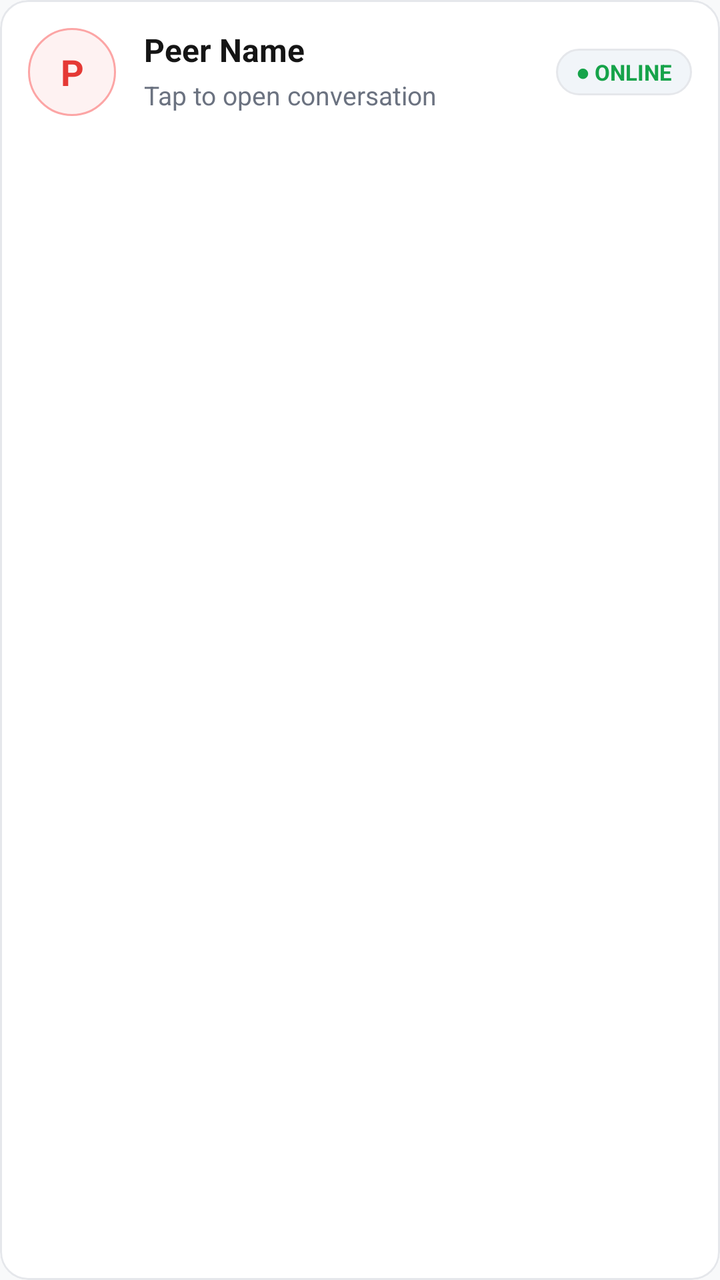
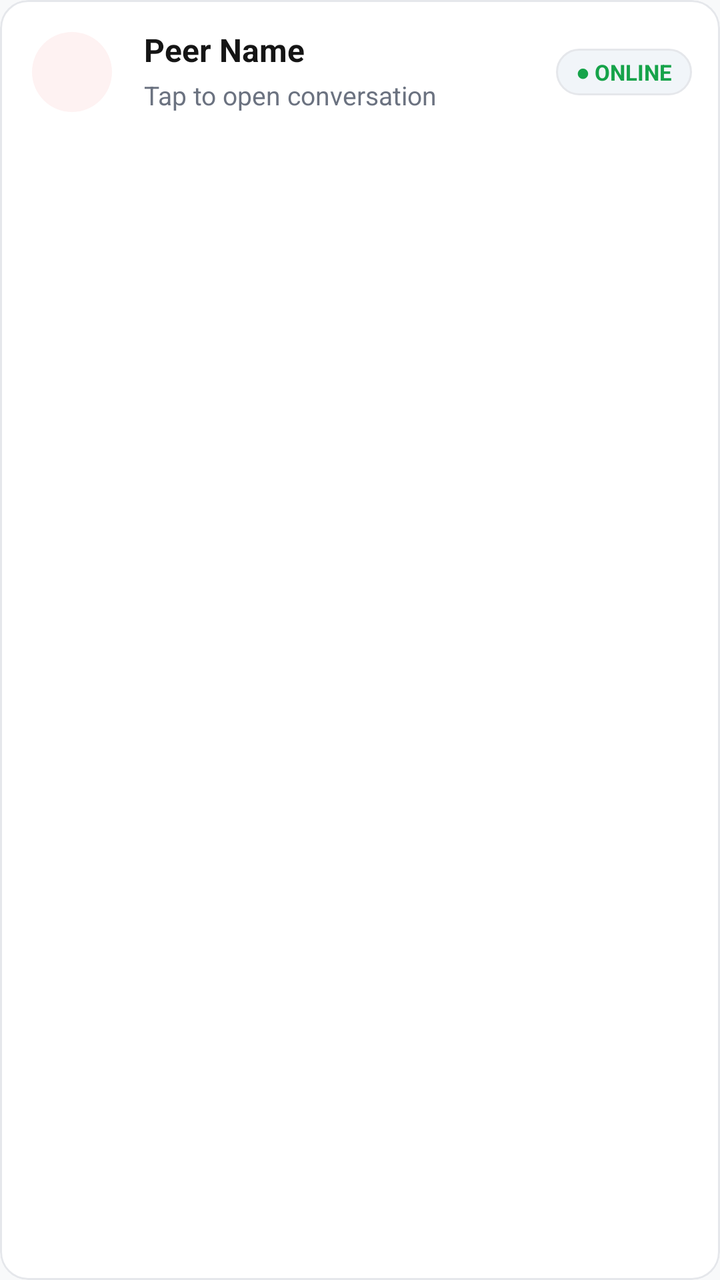

Screens rendered from an Android XML layout before and after an edit, with the pre-edit source and the edit as a unified diff.
<!-- AndroidManifest.xml: application theme Theme.PeerConnect -->
<!-- res/layout/item_peer.xml -->
<?xml version="1.0" encoding="utf-8"?>
<com.google.android.material.card.MaterialCardView xmlns:android="http://schemas.android.com/apk/res/android" xmlns:app="http://schemas.android.com/apk/res-auto"
    android:layout_width="match_parent"
    android:layout_height="wrap_content"
    android:layout_marginLeft="4dp"
    android:layout_marginTop="5dp"
    android:layout_marginRight="4dp"
    android:layout_marginBottom="5dp"
    android:layout_marginHorizontal="4dp"
    android:layout_marginVertical="5dp"
    app:cardBackgroundColor="@color/nexora_surface"
    app:cardCornerRadius="14dp"
    app:cardElevation="0dp"
    app:strokeColor="@color/nexora_border"
    app:strokeWidth="1dp">
    <androidx.constraintlayout.widget.ConstraintLayout
        android:padding="14dp"
        android:layout_width="match_parent"
        android:layout_height="wrap_content">
        <TextView
            android:textSize="18sp"
            android:textStyle="bold"
            android:textColor="@color/nexora_red"
            android:gravity="center"
            android:id="@+id/peerAvatar"
            android:background="@drawable/bg_avatar_circle"
            android:layout_width="44dp"
            android:layout_height="44dp"
            android:text="P"
            app:layout_constraintBottom_toBottomOf="parent"
            app:layout_constraintStart_toStartOf="parent"
            app:layout_constraintTop_toTopOf="parent"/>
        <TextView
            android:textSize="16sp"
            android:textStyle="bold"
            android:textColor="@color/nexora_text_primary"
            android:ellipsize="end"
            android:id="@+id/peerName"
            android:layout_width="0dp"
            android:layout_height="wrap_content"
            android:text="Peer Name"
            android:maxLines="1"
            android:layout_marginStart="14dp"
            android:layout_marginEnd="8dp"
            app:layout_constraintEnd_toStartOf="@+id/statusText"
            app:layout_constraintStart_toEndOf="@+id/peerAvatar"
            app:layout_constraintTop_toTopOf="parent"/>
        <TextView
            android:textSize="13sp"
            android:textColor="@color/nexora_text_secondary"
            android:id="@+id/lastSeenText"
            android:layout_width="0dp"
            android:layout_height="wrap_content"
            android:layout_marginTop="3dp"
            android:text="Tap to open conversation"
            android:layout_marginStart="14dp"
            app:layout_constraintEnd_toStartOf="@+id/statusText"
            app:layout_constraintStart_toEndOf="@+id/peerAvatar"
            app:layout_constraintTop_toBottomOf="@+id/peerName"/>
        <TextView
            android:textSize="11sp"
            android:textStyle="bold"
            android:textColor="@color/nexora_live"
            android:id="@+id/statusText"
            android:background="@drawable/bg_badge_pill"
            android:paddingLeft="10dp"
            android:paddingTop="4dp"
            android:paddingRight="10dp"
            android:paddingBottom="4dp"
            android:layout_width="wrap_content"
            android:layout_height="wrap_content"
            android:text="● ONLINE"
            android:paddingHorizontal="10dp"
            android:paddingVertical="4dp"
            app:layout_constraintBottom_toBottomOf="parent"
            app:layout_constraintEnd_toEndOf="parent"
            app:layout_constraintTop_toTopOf="parent"/>
    </androidx.constraintlayout.widget.ConstraintLayout>
</com.google.android.material.card.MaterialCardView>
<!-- resources referenced by this layout -->
<resources>
  <color name="nexora_border">#e5e7eb</color>
  <color name="nexora_live">#16a34a</color>
  <color name="nexora_red">#e53935</color>
  <color name="nexora_surface">#ffffff</color>
  <color name="nexora_text_primary">#151515</color>
  <color name="nexora_text_secondary">#6b7280</color>
  <!-- drawable bg_avatar_circle (drawable) -->
  <?xml version="1.0" encoding="utf-8"?>
  <shape xmlns:android="http://schemas.android.com/apk/res/android" android:shape="oval">
      <solid android:color="@color/nexora_red_soft"/>
      <stroke
          android:width="1dp"
          android:color="@color/nexora_red_border"/>
  </shape>
  <!-- drawable bg_badge_pill (drawable) -->
  <?xml version="1.0" encoding="utf-8"?>
  <shape xmlns:android="http://schemas.android.com/apk/res/android" android:shape="rectangle">
      <corners android:radius="20dp"/>
      <solid android:color="#f1f5f9"/>
      <stroke
          android:width="1dp"
          android:color="@color/nexora_border"/>
  </shape>
  <style name="Theme.PeerConnect" parent="Base.Theme.PeerConnect" />
  <color name="nexora_red_soft">#fef2f2</color>
  <color name="nexora_red_border">#fca5a5</color>
  <style name="Base.Theme.PeerConnect" parent="Theme.Material3.Light.NoActionBar">
          <item name="android:windowBackground">@color/nexora_bg</item>
          <item name="android:statusBarColor">@color/nexora_surface</item>
          <item name="android:windowLightStatusBar">true</item>
          <item name="colorOnPrimary">@color/white</item>
          <item name="colorOnSecondary">@color/white</item>
          <item name="colorPrimary">@color/nexora_red</item>
          <item name="colorSecondary">@color/nexora_dark_red</item>
          <item name="colorSecondaryContainer">@color/nexora_green_soft</item>
      </style>
  <color name="nexora_bg">#f8f9fa</color>
  <color name="white">#ffffffff</color>
  <color name="nexora_dark_red">#b71c1c</color>
  <color name="nexora_green_soft">#dcfce7</color>
</resources>

<!-- the commit's change to res/layout/item_peer.xml (unified diff, before → after) -->
@@ -17,16 +17,15 @@
         android:padding="14dp"
         android:layout_width="match_parent"
         android:layout_height="wrap_content">
-        <TextView
-            android:textSize="18sp"
-            android:textStyle="bold"
-            android:textColor="@color/nexora_red"
-            android:gravity="center"
+        <com.google.android.material.imageview.ShapeableImageView
             android:id="@+id/peerAvatar"
-            android:background="@drawable/bg_avatar_circle"
             android:layout_width="44dp"
             android:layout_height="44dp"
-            android:text="P"
+            android:background="@drawable/bg_avatar_circle"
+            android:padding="2dp"
+            android:scaleType="centerCrop"
+            android:contentDescription="Peer Avatar"
+            app:shapeAppearanceOverlay="@style/CircleImageView"
             app:layout_constraintBottom_toBottomOf="parent"
             app:layout_constraintStart_toStartOf="parent"
             app:layout_constraintTop_toTopOf="parent"/>
<!-- resource entries referenced after the edit -->
@@ -23,6 +23,10 @@
           android:width="1dp"
           android:color="@color/nexora_border"/>
   </shape>
+  <style name="CircleImageView" parent="">
+          <item name="cornerFamily">rounded</item>
+          <item name="cornerSize">50%</item>
+      </style>
   <style name="Theme.PeerConnect" parent="Base.Theme.PeerConnect" />
   <color name="nexora_red_soft">#fef2f2</color>
   <color name="nexora_red_border">#fca5a5</color>
